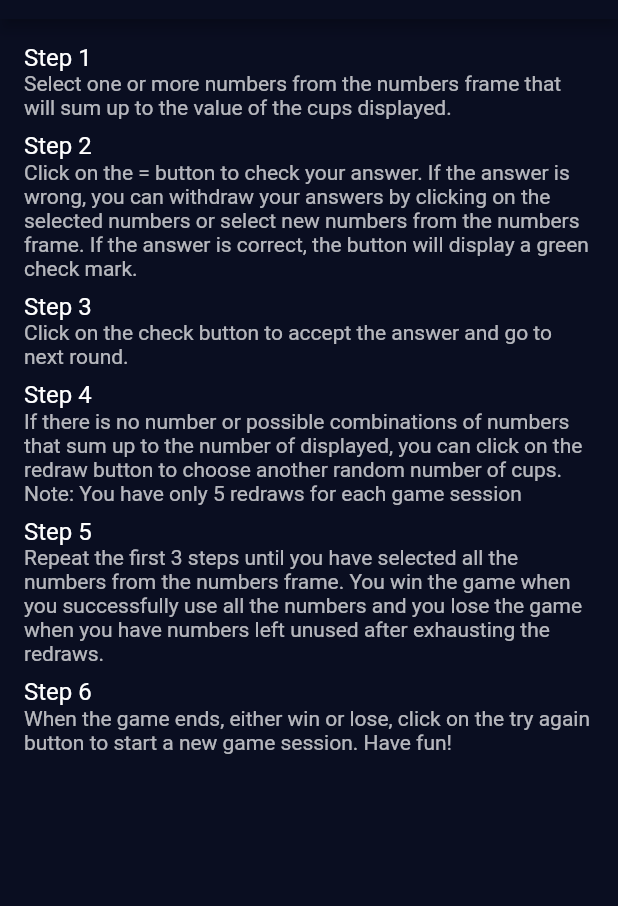
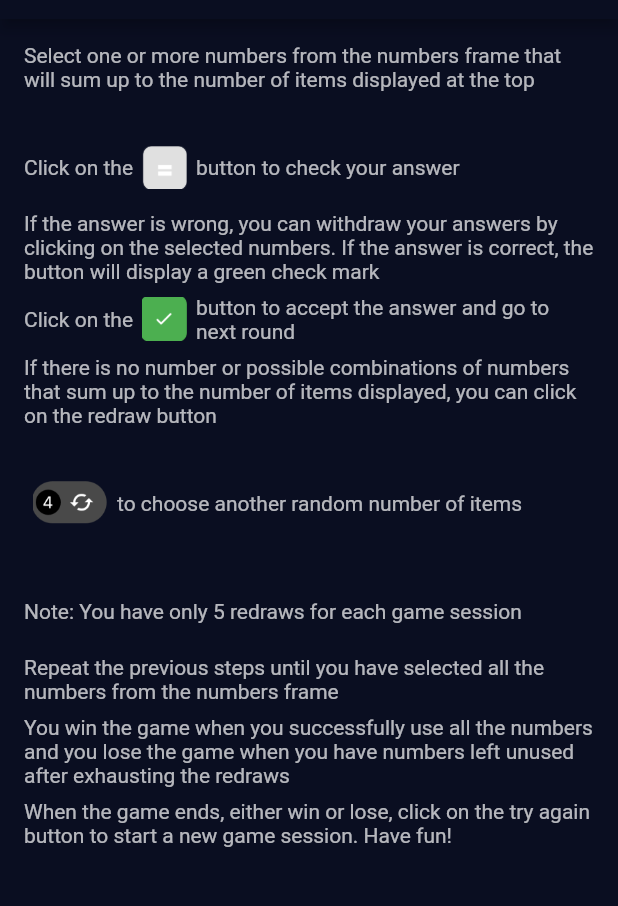
Before and after one commit to solnsumei/mathskills, a Flutter app: the HelpPage screen opened by its route, on a phone screen of 412 x 824 dp, the part 65-971 px from its top. Run offline on Flutter 3.47's test engine with Material 2 defaults, Android fonts, the phone set to English and light mode, and no system bars.

Commit message:
Refactor help page to include descriptive icons

```diff
--- a/lib/src/core/utils/constants.dart
+++ b/lib/src/core/utils/constants.dart
@@ -1,9 +1,18 @@
 const List<String> INSTRUCTIONS = [
-  "Select one or more numbers from the numbers frame that will sum up to the value of the cups displayed.",
-  "Click on the = button to check your answer. If the answer is wrong, you can withdraw your answers by clicking on the selected numbers or select new numbers from the numbers frame. If the answer is correct, the button will display a green check mark.",
-  "Click on the check button to accept the answer and go to next round.",
-  "If there is no number or possible combinations of numbers that sum up to the number of displayed, you can click on the redraw button to choose another random number of cups. Note: You have only 5 redraws for each game session",
-  "Repeat the first 3 steps until you have selected all the numbers from the numbers frame. You win the game when you successfully use all the numbers and you lose the game when you have numbers left unused after exhausting the redraws.",
+  "Select one or more numbers from the numbers frame that will sum up to the number of items displayed at the top",
+  "Click on the",
+  "images/equals.png",
+  "button to check your answer",
+  "If the answer is wrong, you can withdraw your answers by clicking on the selected numbers. If the answer is correct, the button will display a green check mark",
+  "Click on the",
+  "images/green_check.png",
+  "button to accept the answer and go to next round",
+  "If there is no number or possible combinations of numbers that sum up to the number of items displayed, you can click on the redraw button",
+  "images/redraw_img.png",
+  "to choose another random number of items",
+  "Note: You have only 5 redraws for each game session",
+  "Repeat the previous steps until you have selected all the numbers from the numbers frame",
+  "You win the game when you successfully use all the numbers and you lose the game when you have numbers left unused after exhausting the redraws",
   "When the game ends, either win or lose, click on the try again button to start a new game session. Have fun!"
 ];
 
--- a/lib/src/ui/screens/help_page.dart
+++ b/lib/src/ui/screens/help_page.dart
@@ -2,6 +2,47 @@ import 'package:flutter/material.dart';
 import '../../core/core.dart';
 
 class HelpPage extends StatelessWidget {
+
+  List<Widget> populateList(List items) {
+    final List<Widget> itemsWidget = [];
+
+    final listWithImage = [];
+
+    items.asMap().forEach((index, value) {
+      final widgetItem = ListTile(
+        subtitle: Text(value),
+      );
+
+      switch(index) {
+        case 1:
+        case 5:
+          listWithImage.add(widgetItem);
+          break;
+        case 2:
+        case 7:
+          listWithImage.add(
+            Image(image: AssetImage(value)),
+          );
+          break;
+        case 3:
+        case 8:
+          listWithImage.add(widgetItem);
+          itemsWidget.add(
+            ListTile(
+              subtitle: Row(
+                children: List<Widget>.from(listWithImage),
+              ),
+            )
+          );
+          listWithImage.clear();
+          break;
+        default:
+          itemsWidget.add(widgetItem);
+      }
+    });
+
+    return itemsWidget;
+  }
 
   @override
   Widget build(BuildContext context) {
@@ -17,15 +58,68 @@ class HelpPage extends StatelessWidget {
           ),
         ],
       ),
-      body: ListView.builder(
-        padding: EdgeInsets.symmetric(vertical: 12.0),
-        itemCount: INSTRUCTIONS.length,
-        itemBuilder: (BuildContext context, int index) {
-          return ListTile(
-            title: Text("Step ${index + 1}"),
-            subtitle: Text(INSTRUCTIONS[index]),
-          );
-        },
+      body: SafeArea(
+        child: ListView(
+          padding: EdgeInsets.symmetric(vertical: 12.0),
+          children: [
+            ListTile(
+              subtitle: Text(INSTRUCTIONS[0]),
+            ),
+            ListTile(
+              subtitle: Row(
+                children: [
+                  Text(INSTRUCTIONS[1]),
+                  Padding(
+                    padding: const EdgeInsets.symmetric(horizontal: 6.0),
+                    child: Image(image: AssetImage(INSTRUCTIONS[2]), width: 30.0),
+                  ),
+                  Expanded(child: Text(INSTRUCTIONS[3]), flex: 2,),
+                ],
+              ),
+            ),
+            ListTile(
+              subtitle: Text(INSTRUCTIONS[4]),
+            ),
+            ListTile(
+              subtitle: Row(
+                children: [
+                  Text(INSTRUCTIONS[5]),
+                  Padding(
+                    padding: const EdgeInsets.symmetric(horizontal: 6.0),
+                    child: Image(image: AssetImage(INSTRUCTIONS[6]), width: 30.0),
+                  ),
+                  Expanded(child: Text(INSTRUCTIONS[7]), flex: 2,),
+                ],
+              ),
+            ),
+            ListTile(
+              subtitle: Text(INSTRUCTIONS[8]),
+            ),
+            ListTile(
+              subtitle: Row(
+                children: [
+                  Padding(
+                    padding: const EdgeInsets.symmetric(horizontal: 6.0),
+                    child: Image(image: AssetImage(INSTRUCTIONS[9]), width: 50.0),
+                  ),
+                  Expanded(child: Text(INSTRUCTIONS[10]), flex: 2,),
+                ],
+              ),
+            ),
+            ListTile(
+              subtitle: Text(INSTRUCTIONS[11]),
+            ),
+            ListTile(
+              subtitle: Text(INSTRUCTIONS[12]),
+            ),
+            ListTile(
+              subtitle: Text(INSTRUCTIONS[13]),
+            ),
+            ListTile(
+              subtitle: Text(INSTRUCTIONS[14]),
+            ),
+          ],
+        ),
       ),
     );
   }
--- a/pubspec.yaml
+++ b/pubspec.yaml
@@ -50,9 +50,8 @@ flutter:
   uses-material-design: true
 
   # To add assets to your application, add an assets section, like this:
-  # assets:
-  #   - images/a_dot_burr.jpeg
-  #   - images/a_dot_ham.jpeg
+  assets:
+     - images/
 
   # An image asset can refer to one or more resolution-specific "variants", see
   # https://flutter.dev/assets-and-images/#resolution-aware.
```
Also changed, not shown: images/equals.png (added), images/green_check.png (added), images/redraw_img.png (added).
